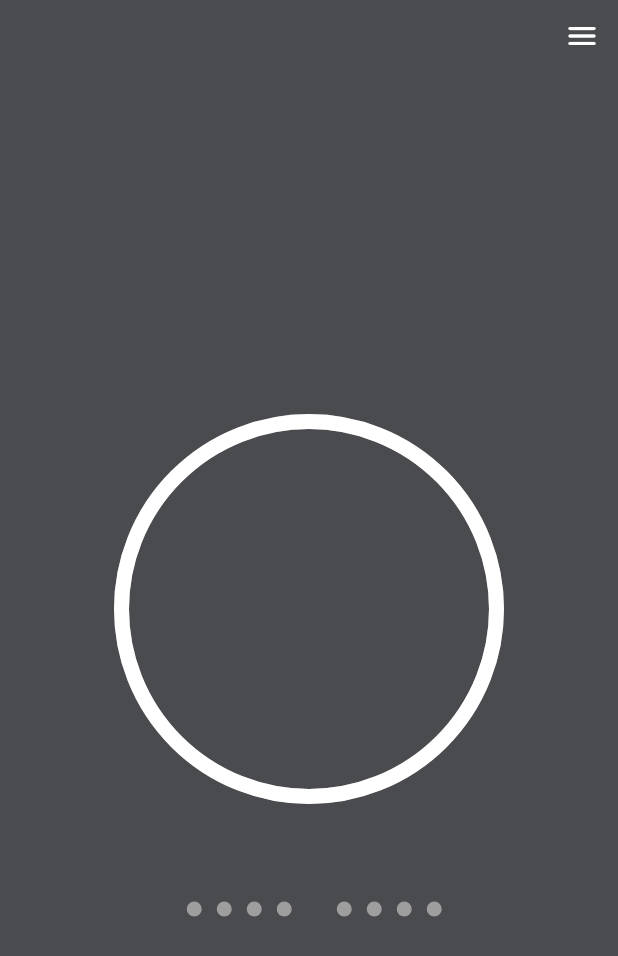
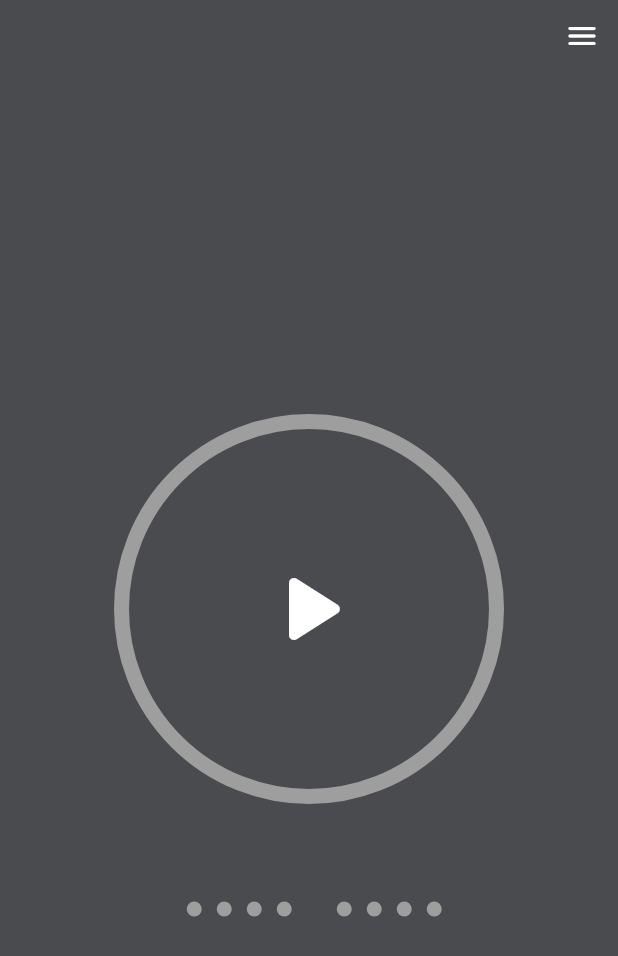
Before and after one commit to Bisxsh/flutter-pomodoro-timer, a Flutter app: the screen it shows after launch, on a phone screen of 412 x 824 dp. Shown: the top 956 px of the screen. Run offline on Flutter 3.47's test engine with Material 2 defaults, Android fonts, the phone set to English and light mode, and no system bars; drawn by our look-alikes of circular_countdown_timer.

Commit message:
Implemented play/pause button

```diff
--- /dev/null
+++ b/lib/components/countdown_timer/widgets/play_pause_widget.dart
@@ -0,0 +1,32 @@
+import 'package:flutter/material.dart';
+
+class PlayPauseWidget extends StatefulWidget {
+  final bool showPlay;
+  final bool? invisible;
+
+  const PlayPauseWidget({super.key, required this.showPlay, this.invisible});
+
+  @override
+  State<PlayPauseWidget> createState() => _PlayPauseWidgetState();
+}
+
+class _PlayPauseWidgetState extends State<PlayPauseWidget> {
+  IconData getIcon() {
+    return widget.showPlay ? Icons.play_arrow_rounded : Icons.pause_rounded;
+  }
+
+  Color getColor() {
+    return (widget.invisible ?? false) ? Colors.transparent : Colors.white;
+  }
+
+  @override
+  Widget build(BuildContext context) {
+    return SizedBox(
+      child: Icon(
+        getIcon(),
+        color: getColor(),
+        size: 80.0,
+      ),
+    );
+  }
+}
--- a/lib/components/countdown_timer/widgets/timer_widget.dart
+++ b/lib/components/countdown_timer/widgets/timer_widget.dart
@@ -1,5 +1,6 @@
 import 'package:circular_countdown_timer/circular_countdown_timer.dart';
 import 'package:flutter/material.dart';
+import 'package:pomodoro_timer_flutter/components/countdown_timer/widgets/play_pause_widget.dart';
 
 class TimerWidget extends StatefulWidget {
   const TimerWidget({super.key});
@@ -15,20 +16,32 @@ class _TimerWidgetState extends State<TimerWidget> {
 
   void toggleTimer() {
     if (!_controller.isStarted) {
-      _controller.start();
+      _controller.restart(duration: 30);
+
+      setState(() {
+        _controller.isStarted = true;
+        _controller.isResumed = true;
+      });
       return;
     } else if (_controller.isResumed) {
       _controller.pause();
+
+      setState(() {
         _controller.isResumed = false;
+      });
     } else {
       _controller.resume();
+
+      setState(() {
         _controller.isPaused = false;
+      });
     }
   }
 
   void resetTimer() {
-    _controller.restart(duration: _startingTime);
-    _controller.pause();
+    _controller.reset();
+    _controller.isPaused = false;
+    _controller.isResumed = false;
   }
 
   @override
@@ -44,10 +57,19 @@ class _TimerWidgetState extends State<TimerWidget> {
       child: GestureDetector(
         onTap: () => {toggleTimer()},
         onLongPress: () => {resetTimer()},
-        child: CircularCountDownTimer(
+        child: Stack(
+          alignment: Alignment.center,
+          children: [
+            PlayPauseWidget(
+              showPlay: (!_controller.isStarted),
+              invisible: (_controller.isStarted && _controller.isResumed),
+            ),
+            CircularCountDownTimer(
               width: 250,
               height: 250,
               duration: 30,
+              autoStart: false,
+              initialDuration: 30,
               fillColor: Colors.white,
               ringColor: Colors.grey,
               isReverse: true,
@@ -59,8 +81,15 @@ class _TimerWidgetState extends State<TimerWidget> {
               onChange: (String timeStamp) {
                 timeRemaining = timeStamp;
               },
+              onComplete: () {
+                setState(() {
+                  _controller.reset();
+                  _controller.isStarted = false;
+                });
+              },
               controller: _controller,
-          autoStart: false,
+            ),
+          ],
         ),
       ),
     );
```
Lines whose indentation alone changed are shown as unchanged.
